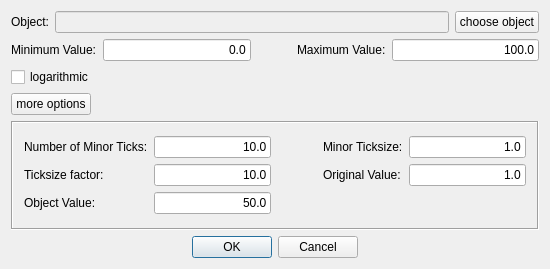
Qt form copasi/UI/SliderSettingsDialog.ui (copasi/COPASI) before a commit.
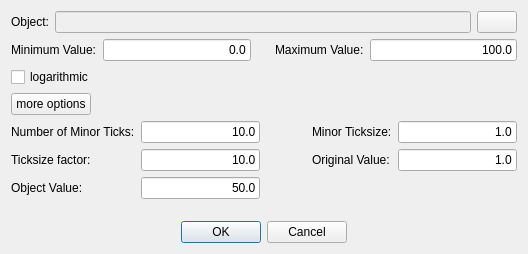
The same form after that commit. Icons and pictures are not drawn.

```diff
--- a/copasi/UI/SliderSettingsDialog.ui
+++ b/copasi/UI/SliderSettingsDialog.ui
@@ -20,24 +20,16 @@
    <rect>
     <x>0</x>
     <y>0</y>
-    <width>550</width>
-    <height>269</height>
+    <width>528</width>
+    <height>254</height>
    </rect>
   </property>
-  <property name="sizePolicy">
-   <sizepolicy hsizetype="MinimumExpanding" vsizetype="MinimumExpanding">
-    <horstretch>0</horstretch>
-    <verstretch>0</verstretch>
-   </sizepolicy>
-  </property>
   <property name="windowTitle">
    <string>Slider Settings</string>
   </property>
-  <layout class="QGridLayout" name="gridLayout_3">
-   <item row="0" column="0">
-    <layout class="QGridLayout" name="gridLayout_5">
-     <item row="0" column="0">
-      <layout class="QHBoxLayout">
+  <layout class="QVBoxLayout" name="mpVerticalLayout">
+   <item>
+    <layout class="QHBoxLayout" name="horizontalLayout">
        <item>
         <widget class="QLabel" name="mpObjectLabel">
          <property name="sizePolicy">
@@ -80,7 +72,7 @@
          </property>
          <property name="minimumSize">
           <size>
-           <width>40</width>
+         <width>30</width>
            <height>0</height>
           </size>
          </property>
@@ -95,14 +87,18 @@
 value.</string>
          </property>
          <property name="text">
-          <string>choose object</string>
+        <string/>
+       </property>
+       <property name="icon">
+        <iconset>
+         <normaloff>icons/Copasi.ico</normaloff>icons/Copasi.ico</iconset>
          </property>
         </widget>
        </item>
       </layout>
      </item>
-     <item row="1" column="0">
-      <layout class="QHBoxLayout">
+   <item>
+    <layout class="QHBoxLayout" name="horizontalLayout_2">
        <item>
         <widget class="QLabel" name="mpMinValueLabel">
          <property name="toolTip">
@@ -147,7 +143,7 @@
          </property>
          <property name="sizeHint" stdset="0">
           <size>
-           <width>40</width>
+         <width>18</width>
            <height>20</height>
           </size>
          </property>
@@ -191,8 +187,8 @@
        </item>
       </layout>
      </item>
-     <item row="2" column="0">
-      <layout class="QHBoxLayout">
+   <item>
+    <layout class="QHBoxLayout" name="horizontalLayout_3">
        <item>
         <widget class="QCheckBox" name="mpLogCheckBox">
          <property name="toolTip">
@@ -227,8 +223,8 @@
        </item>
       </layout>
      </item>
-     <item row="3" column="0">
-      <layout class="QHBoxLayout">
+   <item>
+    <layout class="QHBoxLayout" name="horizontalLayout_4">
        <item>
         <widget class="QPushButton" name="mpExtendedOptionsButton">
          <property name="sizePolicy">
@@ -259,32 +255,17 @@
          </property>
          <property name="sizeHint" stdset="0">
           <size>
-           <width>300</width>
-           <height>20</height>
+         <width>423</width>
+         <height>22</height>
           </size>
          </property>
         </spacer>
        </item>
       </layout>
      </item>
-     <item row="4" column="0">
-      <widget class="QFrame" name="mpExtendedOptionsFrame">
-       <property name="sizePolicy">
-        <sizepolicy hsizetype="Preferred" vsizetype="Minimum">
-         <horstretch>0</horstretch>
-         <verstretch>0</verstretch>
-        </sizepolicy>
-       </property>
-       <property name="frameShape">
-        <enum>QFrame::Box</enum>
-       </property>
-       <property name="frameShadow">
-        <enum>QFrame::Sunken</enum>
-       </property>
-       <layout class="QGridLayout" name="gridLayout_2">
+   <item>
+    <layout class="QGridLayout" name="mpOptionsGridLayout">
         <item row="0" column="0">
-         <layout class="QGridLayout" name="gridLayout">
-          <item row="2" column="0">
            <widget class="QLabel" name="mpNumMinorTicksLabel">
             <property name="toolTip">
              <string>Number of steps for the slider.</string>
@@ -302,7 +283,7 @@
             </property>
            </widget>
           </item>
-          <item row="2" column="1">
+     <item row="0" column="1">
            <widget class="QLineEdit" name="mpNumMinorTicksEdit">
             <property name="sizePolicy">
              <sizepolicy hsizetype="Expanding" vsizetype="Fixed">
@@ -318,7 +299,7 @@
             </property>
            </widget>
           </item>
-          <item row="2" column="2">
+     <item row="0" column="2">
            <spacer name="mpSpacer1_2">
             <property name="orientation">
              <enum>Qt::Horizontal</enum>
@@ -334,7 +315,7 @@
             </property>
            </spacer>
           </item>
-          <item row="2" column="3">
+     <item row="0" column="3">
            <widget class="QLabel" name="mpMinorTickSizeLabel">
             <property name="toolTip">
              <string>Value change corresponding to a minor step</string>
@@ -353,7 +334,7 @@
             </property>
            </widget>
           </item>
-          <item row="2" column="4">
+     <item row="0" column="4">
            <widget class="QLineEdit" name="mpMinorTickSizeEdit">
             <property name="sizePolicy">
              <sizepolicy hsizetype="Expanding" vsizetype="Fixed">
@@ -369,7 +350,7 @@
             </property>
            </widget>
           </item>
-          <item row="3" column="0">
+     <item row="1" column="0">
            <widget class="QLabel" name="mpMinorMajorFactorLabel">
             <property name="toolTip">
              <string>how many minor ticks make a major tick</string>
@@ -390,7 +371,7 @@
             </property>
            </widget>
           </item>
-          <item row="3" column="1">
+     <item row="1" column="1">
            <widget class="QLineEdit" name="mpMinorMajorFactorEdit">
             <property name="sizePolicy">
              <sizepolicy hsizetype="Expanding" vsizetype="Fixed">
@@ -406,7 +387,7 @@
             </property>
            </widget>
           </item>
-          <item row="3" column="2">
+     <item row="1" column="2">
            <spacer name="mpSpacer1_3">
             <property name="orientation">
              <enum>Qt::Horizontal</enum>
@@ -422,7 +403,7 @@
             </property>
            </spacer>
           </item>
-          <item row="3" column="3">
+     <item row="1" column="3">
            <widget class="QLabel" name="mpOriginalValueLabel">
             <property name="toolTip">
              <string>Value change corresponding to a minor step</string>
@@ -441,7 +422,7 @@
             </property>
            </widget>
           </item>
-          <item row="3" column="4">
+     <item row="1" column="4">
            <widget class="QLineEdit" name="mpOriginalValueEdit">
             <property name="sizePolicy">
              <sizepolicy hsizetype="Expanding" vsizetype="Fixed">
@@ -457,7 +438,7 @@
             </property>
            </widget>
           </item>
-          <item row="4" column="0">
+     <item row="2" column="0">
            <widget class="QLabel" name="mpObjectValueLabel">
             <property name="toolTip">
              <string>The value of the underlying object.</string>
@@ -477,7 +458,7 @@
             </property>
            </widget>
           </item>
-          <item row="4" column="1">
+     <item row="2" column="1">
            <widget class="QLineEdit" name="mpObjectValueEdit">
             <property name="sizePolicy">
              <sizepolicy hsizetype="Expanding" vsizetype="Fixed">
@@ -493,7 +474,7 @@
             </property>
            </widget>
           </item>
-          <item row="4" column="2" colspan="3">
+     <item row="2" column="2" colspan="3">
            <spacer name="mpSpacer1_3_2">
             <property name="orientation">
              <enum>Qt::Horizontal</enum>
@@ -503,7 +484,7 @@
             </property>
             <property name="sizeHint" stdset="0">
              <size>
-              <width>40</width>
+         <width>238</width>
               <height>20</height>
              </size>
             </property>
@@ -511,11 +492,21 @@
           </item>
          </layout>
         </item>
-       </layout>
-      </widget>
-     </item>
-     <item row="5" column="0">
-      <layout class="QHBoxLayout">
+   <item>
+    <spacer name="verticalSpacer">
+     <property name="orientation">
+      <enum>Qt::Vertical</enum>
+     </property>
+     <property name="sizeHint" stdset="0">
+      <size>
+       <width>20</width>
+       <height>1</height>
+      </size>
+     </property>
+    </spacer>
+   </item>
+   <item>
+    <layout class="QHBoxLayout" name="horizontalLayout_5">
        <item>
         <spacer name="horizontalSpacer">
          <property name="orientation">
@@ -523,7 +514,7 @@
          </property>
          <property name="sizeHint" stdset="0">
           <size>
-           <width>40</width>
+         <width>38</width>
            <height>20</height>
           </size>
          </property>
@@ -574,8 +565,6 @@
       </layout>
      </item>
     </layout>
-   </item>
-  </layout>
  </widget>
  <layoutdefault spacing="6" margin="11"/>
  <pixmapfunction>qPixmapFromMimeSource</pixmapfunction>
```
Left out of the diff: 8 changed lines with no effect on the pictures. Lines whose indentation alone changed are shown as unchanged.
